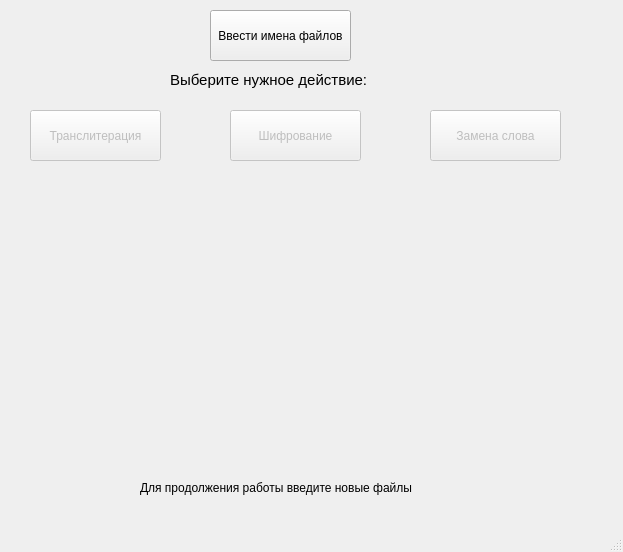
First picture: the form in filedialog.ui, repository GermanovaPolina/text_redactor, before the edit.
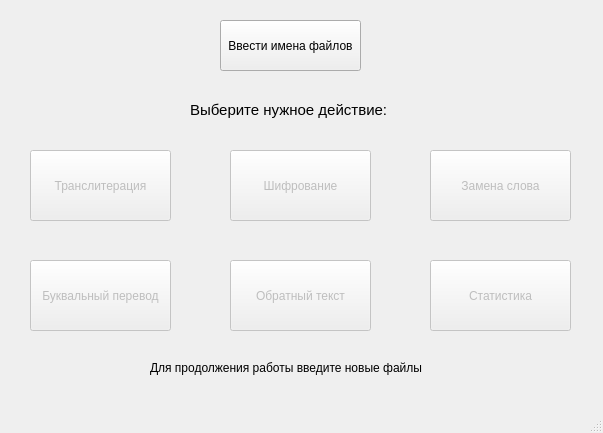
Second picture: the form after the edit.

Commit message: final version. still python

What changed in the file:
```diff
--- a/filedialog.ui
+++ b/filedialog.ui
@@ -9,8 +9,8 @@
    <rect>
     <x>0</x>
     <y>0</y>
-    <width>623</width>
-    <height>552</height>
+    <width>603</width>
+    <height>433</height>
    </rect>
   </property>
   <property name="windowTitle">
@@ -20,8 +20,8 @@
    <widget class="QPushButton" name="btn">
     <property name="geometry">
      <rect>
-      <x>210</x>
-      <y>10</y>
+      <x>220</x>
+      <y>20</y>
       <width>141</width>
       <height>51</height>
      </rect>
@@ -33,8 +33,8 @@
    <widget class="QLabel" name="label">
     <property name="geometry">
      <rect>
-      <x>170</x>
-      <y>70</y>
+      <x>190</x>
+      <y>100</y>
       <width>231</width>
       <height>20</height>
      </rect>
@@ -55,9 +55,9 @@
     <property name="geometry">
      <rect>
       <x>30</x>
-      <y>110</y>
-      <width>131</width>
-      <height>51</height>
+      <y>150</y>
+      <width>141</width>
+      <height>71</height>
      </rect>
     </property>
     <property name="text">
@@ -67,8 +67,8 @@
    <widget class="QLabel" name="end">
     <property name="geometry">
      <rect>
-      <x>140</x>
-      <y>480</y>
+      <x>150</x>
+      <y>360</y>
       <width>311</width>
       <height>16</height>
      </rect>
@@ -84,9 +84,9 @@
     <property name="geometry">
      <rect>
       <x>230</x>
-      <y>110</y>
-      <width>131</width>
-      <height>51</height>
+      <y>150</y>
+      <width>141</width>
+      <height>71</height>
      </rect>
     </property>
     <property name="text">
@@ -100,15 +100,63 @@
     <property name="geometry">
      <rect>
       <x>430</x>
-      <y>110</y>
-      <width>131</width>
-      <height>51</height>
+      <y>150</y>
+      <width>141</width>
+      <height>71</height>
      </rect>
     </property>
     <property name="text">
      <string>Замена слова</string>
     </property>
    </widget>
+   <widget class="QPushButton" name="stata">
+    <property name="enabled">
+     <bool>false</bool>
+    </property>
+    <property name="geometry">
+     <rect>
+      <x>430</x>
+      <y>260</y>
+      <width>141</width>
+      <height>71</height>
+     </rect>
+    </property>
+    <property name="text">
+     <string>Статистика</string>
+    </property>
+   </widget>
+   <widget class="QPushButton" name="keys">
+    <property name="enabled">
+     <bool>false</bool>
+    </property>
+    <property name="geometry">
+     <rect>
+      <x>30</x>
+      <y>260</y>
+      <width>141</width>
+      <height>71</height>
+     </rect>
+    </property>
+    <property name="text">
+     <string>Буквальный перевод</string>
+    </property>
+   </widget>
+   <widget class="QPushButton" name="rev">
+    <property name="enabled">
+     <bool>false</bool>
+    </property>
+    <property name="geometry">
+     <rect>
+      <x>230</x>
+      <y>260</y>
+      <width>141</width>
+      <height>71</height>
+     </rect>
+    </property>
+    <property name="text">
+     <string>Обратный текст</string>
+    </property>
+   </widget>
   </widget>
   <widget class="QMenuBar" name="menubar">
    <property name="geometry">
```
Left out of the diff: 2 changed lines with no effect on the pictures. The commit also changes 1 other file.
